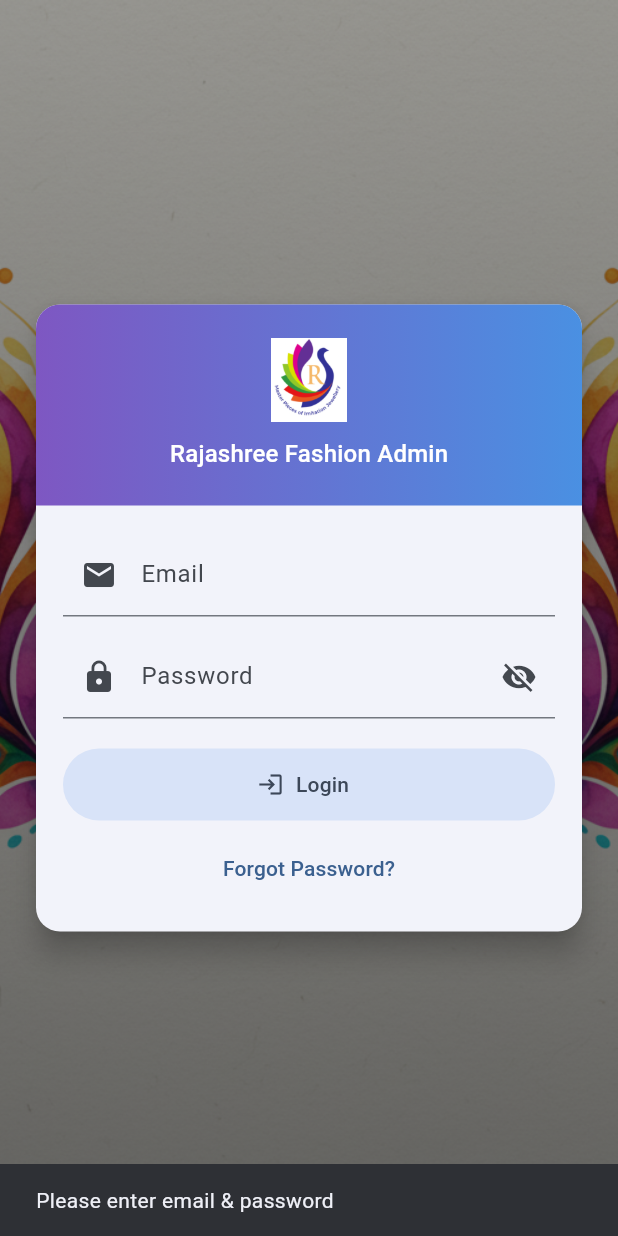
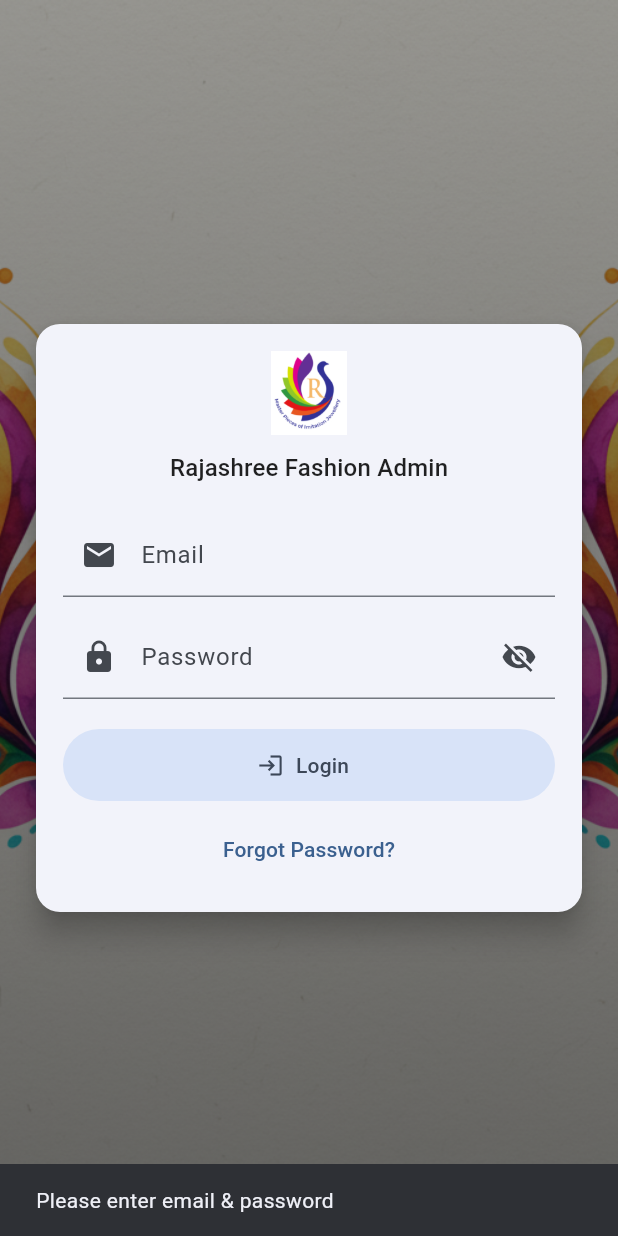
Before and after one commit to MalathyS-foxindia/admin_dashboard_rajashree, a Flutter app: the screen it shows after launch, after a tap on "Login", on a phone screen of 412 x 824 dp. Run offline on Flutter 3.47's test engine with Material 3 defaults, Android fonts, the phone set to English and light mode, and no system bars; our stand-ins replace csv, file_picker, fl_chart, flutter_dotenv, image_picker, pdf and 2 more; missing offline and left inert: barcode, dart:html, dart:js_interop, excel, file_saver, mobile_scanner; accounts and stored records are empty.

Commit message:
trackship updated

```diff
--- a/lib/screens/login_screen.dart
+++ b/lib/screens/login_screen.dart
@@ -1,10 +1,9 @@
 import 'dart:convert';
 import 'package:flutter/material.dart';
+import 'package:shared_preferences/shared_preferences.dart';
+import 'package:supabase_flutter/supabase_flutter.dart';
 import 'package:admin_dashboard_rajashree/screens/dashboard_screen.dart';
-import 'package:flutter_dotenv/flutter_dotenv.dart';
-import 'package:http/http.dart' as http;
 import 'package:admin_dashboard_rajashree/screens/forgot_password_screen.dart';
-import "../models/Env.dart";
 
 class LoginScreen extends StatefulWidget {
   const LoginScreen({super.key});
@@ -19,85 +18,124 @@
   bool _loading = false;
   bool _obscurePassword = true;
 
+  @override
+  void initState() {
+    super.initState();
+    _restoreSession();
+  }
+
   Future<void> _login() async {
     final email = _email.text.trim();
-    final pass = _password.text;
+    final password = _password.text;
 
-    if (email.isEmpty || pass.isEmpty) {
+    if (email.isEmpty || password.isEmpty) {
+      if (!mounted) return;
       ScaffoldMessenger.of(context).showSnackBar(
         const SnackBar(content: Text('Please enter email & password')),
       );
       return;
     }
 
+    if (!mounted) return;
     setState(() => _loading = true);
 
     try {
-      final supabaseUrl = Env.supabaseUrl;
-      final anonKey = Env.anonKey;
+      final supabase = Supabase.instance.client;
 
-      print('🔵 [LOGIN] URL: $supabaseUrl/rest/v1/users?email=eq.$email');
-
-      final response = await http.get(
-        Uri.parse(
-            '$supabaseUrl/rest/v1/users?email=eq.$email&select=email,password,role'),
-        headers: {
-          'apikey': anonKey,
-          'Authorization': 'Bearer $anonKey',
-        },
+      final response = await supabase.auth.signInWithPassword(
+        email: email,
+        password: password,
       );
 
-      print('🟢 [LOGIN] Status: ${response.statusCode}');
-      print('🟢 [LOGIN] Content-Type: ${response.headers['content-type']}');
-      print('🟢 [LOGIN] Body: ${response.body}');
+      final session = response.session;
+      if (session != null) {
+        // Save session in SharedPreferences
+        final prefs = await SharedPreferences.getInstance();
+        await prefs.setString('supabase_session', jsonEncode(session.toJson()));
 
-      if (response.statusCode == 200) {
-        final data = jsonDecode(response.body) as List;
-        print('🟢 [LOGIN] Parsed data: $data');
+        // Fetch user role
+        final roleResponse = await supabase
+            .from('users')
+            .select('role')
+            .eq('email', email)
+            .maybeSingle();
 
-        if (data.isNotEmpty && data.first['password'] == pass) {
-          final String role = data.first['role'] ?? "Executive";
-          print('✅ [LOGIN] Success! Role: $role');
+        final String role = roleResponse?['role'] ?? "Executive";
+        print('User role: $role');
 
+        if (!mounted) return;
         Navigator.of(context).pushReplacement(
           MaterialPageRoute(builder: (_) => DashboardScreen(role: role)),
         );
       } else {
-          print('🔴 [LOGIN] Invalid credentials');
+        if (!mounted) return;
         ScaffoldMessenger.of(context).showSnackBar(
           const SnackBar(content: Text('❌ Invalid email or password')),
         );
       }
-      } else {
-        print('🔴 [LOGIN] Failed with status: ${response.statusCode}');
-        ScaffoldMessenger.of(context).showSnackBar(
-          SnackBar(content: Text('❌ Login failed: ${response.body}')),
-        );
-      }
     } catch (e) {
-      print('🔴 [LOGIN] Exception: $e');
+      if (!mounted) return;
       ScaffoldMessenger.of(context).showSnackBar(
         SnackBar(content: Text('❌ Error: $e')),
       );
     } finally {
+      if (!mounted) return;
       setState(() => _loading = false);
+    }
+  }
+
+  // Restore previous session
+  Future<void> _restoreSession() async {
+    final prefs = await SharedPreferences.getInstance();
+    final savedSession = prefs.getString('supabase_session');
+    if (savedSession == null) return;
+
+    try {
+      final sessionMap = jsonDecode(savedSession);
+      final session = Session.fromJson(sessionMap);
+
+      if (session != null) {
+        // ✅ Set session with the full Session object
+        final accessToken = prefs.getString('access_token');
+        if (accessToken != null) {
+          await Supabase.instance.client.auth.setSession(accessToken);
+        }
+        // Fetch role safely
+        final userEmail = session!.user?.email;
+        String role = "Executive";
+
+        if (userEmail != null) {
+          final roleResponse = await Supabase.instance.client
+              .from('users')
+              .select('role')
+              .eq('email', userEmail)
+              .maybeSingle();
+          role = roleResponse?['role'] ?? "Executive";
+        }
+
+        if (!mounted) return;
+        Navigator.of(context).pushReplacement(
+          MaterialPageRoute(builder: (_) => DashboardScreen(role: role)),
+        );
+      }
+    } catch (e) {
+      print("Session restore failed: $e");
     }
   }
 
   @override
   Widget build(BuildContext context) {
     final isWide = MediaQuery.of(context).size.width > 600;
+
     return Scaffold(
       body: Stack(
         children: [
-          // Background Image
           Positioned.fill(
             child: Image.asset(
               'assets/images/login_bg4.png',
               fit: BoxFit.cover,
             ),
           ),
-          // Gradient Overlay to improve readability
           Positioned.fill(
             child: Container(
               decoration: BoxDecoration(
@@ -112,7 +150,6 @@
               ),
             ),
           ),
-          // Login Form
           Center(
             child: SingleChildScrollView(
               padding: EdgeInsets.symmetric(horizontal: isWide ? 0 : 20),
@@ -122,42 +159,29 @@
                   elevation: 8,
                   shape: RoundedRectangleBorder(
                       borderRadius: BorderRadius.circular(16)),
-                  child: Column(
-                    mainAxisSize: MainAxisSize.min,
-                    children: [
-                      Container(
-                        width: double.infinity,
-                        padding: const EdgeInsets.symmetric(vertical: 22),
-                        decoration: const BoxDecoration(
-                          borderRadius:
-                          BorderRadius.vertical(top: Radius.circular(16)),
-                          gradient: LinearGradient(
-                              colors: [Color(0xFF7E57C2), Color(0xFF4A90E2)]),
-                        ),
+                  child: Padding(
+                    padding: const EdgeInsets.all(18),
                     child: Column(
                       mainAxisSize: MainAxisSize.min,
                       children: [
                         Image.asset('assets/images/logo.png',
                             height: 56, width: 56, fit: BoxFit.contain),
                         const SizedBox(height: 10),
-                            Text('Rajashree Fashion Admin',
+                        Text(
+                          'Rajashree Fashion Admin',
                           style: Theme.of(context)
                               .textTheme
                               .titleMedium!
-                                    .copyWith(color: Colors.white)),
-                          ],
+                              .copyWith(color: Colors.black87),
                         ),
-                      ),
-                      Padding(
-                        padding: const EdgeInsets.all(18),
-                        child: Column(
-                          children: [
+                        const SizedBox(height: 18),
                         TextField(
                           controller: _email,
                           keyboardType: TextInputType.emailAddress,
                           decoration: const InputDecoration(
                             labelText: 'Email',
-                                  prefixIcon: Icon(Icons.email)),
+                            prefixIcon: Icon(Icons.email),
+                          ),
                         ),
                         const SizedBox(height: 12),
                         TextField(
@@ -168,9 +192,12 @@
                             prefixIcon: const Icon(Icons.lock),
                             suffixIcon: IconButton(
                               icon: Icon(
-                                    _obscurePassword ? Icons.visibility_off : Icons.visibility,
+                                _obscurePassword
+                                    ? Icons.visibility_off
+                                    : Icons.visibility,
                               ),
                               onPressed: () {
+                                if (!mounted) return;
                                 setState(() {
                                   _obscurePassword = !_obscurePassword;
                                 });
@@ -188,7 +215,8 @@
                               width: 20,
                               height: 20,
                               child: CircularProgressIndicator(
-                                        strokeWidth: 2))
+                                  strokeWidth: 2),
+                            )
                                 : const Icon(Icons.login),
                             label: const Text('Login'),
                             onPressed: _loading ? null : _login,
@@ -197,17 +225,18 @@
                         const SizedBox(height: 8),
                         TextButton(
                           onPressed: () {
+                            if (!mounted) return;
                             Navigator.push(
                               context,
-                                  MaterialPageRoute(builder: (_) => const ForgotPasswordScreen()),
+                              MaterialPageRoute(
+                                  builder: (_) =>
+                                  const ForgotPasswordScreen()),
                             );
                           },
                           child: const Text("Forgot Password?"),
                         ),
                       ],
                     ),
-                      ),
-                    ],
                   ),
                 ),
               ),
```
Lines whose indentation alone changed are shown as unchanged.
